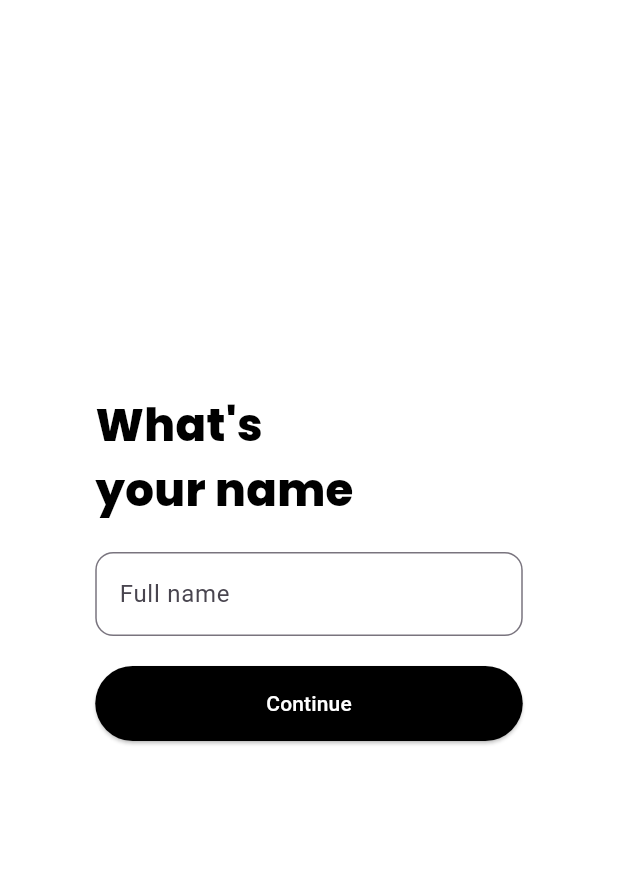
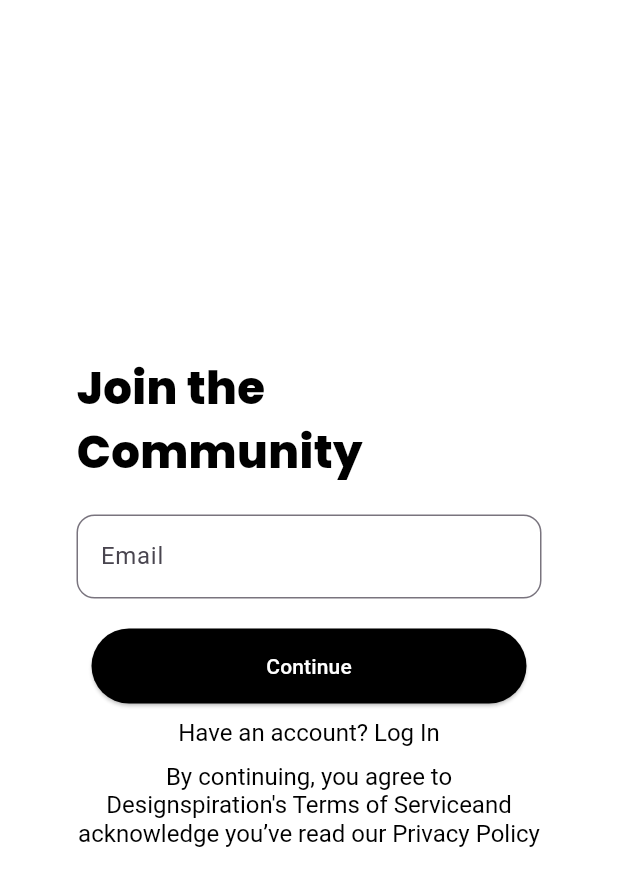
Before and after one commit to TiffanyDella/designspiration, a Flutter app: the screen it shows after launch, after a tap on "Sing Up", on a phone screen of 412 x 824 dp. Shown: the top 886 px of the screen. Run offline on Flutter 3.47's test engine with Material 3 defaults, Android fonts, the phone set to English and light mode, and no system bars.

Commit message:
бибиб2

```diff
--- a/lib/StartScreens/SignUp.dart
+++ b/lib/StartScreens/SignUp.dart
@@ -1,7 +1,91 @@
-import 'package:flutter/cupertino.dart';
+import 'package:designspiration/StartScreens/SignIn.dart';
+import 'package:flutter/gestures.dart';
 import 'package:flutter/material.dart';
-final _formKey = GlobalKey<FormState>();
-final TextEditingController _SignUpController = TextEditingController();
+import 'package:url_launcher/url_launcher.dart';
+
+class Email extends StatelessWidget{
+  const Email({super.key});
+  void _launchURL(String url) async {
+    if (await canLaunch(url)) {
+      await launch(url);
+    } else {
+      throw 'Could not launch $url';
+    }
+  }
+  @override
+  Widget build(BuildContext context) {
+    return Scaffold(
+      backgroundColor: Colors.white,
+      body: Center(
+        child: Container(
+          width: 310,
+          height: 350,
+          child: Align(
+            alignment: Alignment.centerLeft,
+            child: Column(
+              mainAxisSize: MainAxisSize.max,
+              crossAxisAlignment: CrossAxisAlignment.start,
+              children: <Widget>[
+               const Text('Join the', style: TextStyle(color: Colors.black, fontSize: 30, fontFamily: 'PoppinsEB'),),
+                const Text('Community', style: TextStyle(color: Colors.black, fontSize: 30, fontFamily: 'PoppinsEB'),),
+                const Padding(padding: EdgeInsets.only(top: 20.0)),
+                Column(
+                    children: [
+                      TextFormField(
+                        decoration: InputDecoration(
+                          labelText: "Email",
+                          border:  OutlineInputBorder(
+                            borderRadius: BorderRadius.circular(12.0),
+                          ),
+                        ),
+                      ),
+                      const Padding(padding: EdgeInsets.only(top: 20.0)),
+                      ElevatedButton(
+                        onPressed: () {
+
+                            Navigator.push(context, MaterialPageRoute(builder: (context) => SignUp()),);
+
+                        },
+                        style: ElevatedButton.styleFrom(
+                          backgroundColor: Colors.black,
+                          minimumSize: const Size(290, 50),
+
+                        ),
+                        child: const Text('Continue', style: TextStyle(color: Colors.white),),
+                      ),
+                      const Padding(padding: EdgeInsets.only(top: 10.0)),
+                      RichText(textAlign: TextAlign.center,
+                      text: TextSpan(
+                        style: TextStyle(fontSize: 16, color: Colors.black),
+                        children: <TextSpan>[
+                        TextSpan(text: 'Have an account? '),
+                        TextSpan(text: 'Log In', recognizer: TapGestureRecognizer() .. onTap = () {Navigator.push(context, MaterialPageRoute(builder: (context) => SignIn()),);})
+                        ],
+                      ),
+                      ),
+                      Padding(padding: EdgeInsets.only(top: 10.0)),
+                      RichText(textAlign: TextAlign.center,
+                        text: TextSpan(
+                          style: TextStyle(fontSize: 16, color: Colors.black),
+                          children: <TextSpan>[
+                            TextSpan(text: 'By continuing, you agree to Designspiration\'s '),
+                            TextSpan(text: 'Terms of Service', recognizer: TapGestureRecognizer() .. onTap = () => _launchURL('https://www.designspiration.com/about/terms-of-service/')),
+                            TextSpan(text: 'and acknowledge you’ve read our '),
+                            TextSpan(text: 'Privacy Policy', recognizer: TapGestureRecognizer() .. onTap = () => _launchURL('https://www.designspiration.com/about/privacy-policy/')),
+                          ],
+                        ),
+                      ),
+                  ],
+                  ),
+              ],
+            ),
+          ),
+        ),
+      ),
+
+    );
+  }
+}
 
 class SignUp extends StatelessWidget{
   @override
@@ -22,30 +106,23 @@
                 Text('your name', style: TextStyle(color: Colors.black, fontSize: 30, fontFamily: 'PoppinsEB')),
                 Padding(padding: EdgeInsets.only(top: 20.0)),
               Form(
-                key: _formKey,
+
                 child: Column(
                 children: [
                   TextFormField(
-                    controller: _SignUpController,
                     decoration: InputDecoration(
                       labelText: "Full name",
                       border:  OutlineInputBorder(
                         borderRadius: BorderRadius.circular(12.0),
-                      )
+                      ),
                     ),
-                    validator: (value) {
-                      if (value == null || value.isEmpty) {
-                        return 'Please enter your full name';
-                      }
-                      return null;
-                    },
                   ),
                   Padding(padding: EdgeInsets.only(top: 20.0)),
                   ElevatedButton(
                     onPressed: () {
-                      if (_formKey.currentState!.validate()) {
-                      Navigator.push(context, MaterialPageRoute(builder: (context) => Password()),).then((_){_SignUpController;;});
-                      }
+
+                      Navigator.push(context, MaterialPageRoute(builder: (context) => Password()),);
+
                     },
                     style: ElevatedButton.styleFrom(
                       backgroundColor: Colors.black,
@@ -55,22 +132,20 @@
                     child: Text ('Continue', style: TextStyle(color: Colors.white),),
                   )
                 ],
-              )
-              )
+              ),
+              ),
               ],
-
-            ),
-
-
-
-          ),
-        ),
+            )
+          )
+        )
       ),
     );
   }
 }
 
 class Password extends StatelessWidget{
+  const Password({super.key});
+
   @override
   Widget build(BuildContext context) {
     return Scaffold(
@@ -89,7 +164,7 @@
                   Text('Password', style: TextStyle(color: Colors.black, fontSize: 30, fontFamily: 'PoppinsEB')),
                   Padding(padding: EdgeInsets.only(top: 20.0)),
                   Form(
-                    key: _formKey,
+
                     child: Column(
                       children: [
                         TextFormField(
@@ -112,10 +187,7 @@
                         Padding(padding: EdgeInsets.only(top: 20.0)),
                         ElevatedButton(
                           onPressed: () {
-                            if (_formKey.currentState!.validate()) {
-                              Navigator.push(context,
-                                  MaterialPageRoute(builder: (context) => Code()));
-                            }
+                              Navigator.push(context, MaterialPageRoute(builder: (context) => Code()));
                           },
                           style: ElevatedButton.styleFrom(
                             backgroundColor: Colors.black,
@@ -140,6 +212,8 @@
 }
 
 class Code extends StatelessWidget {
+  const Code({super.key});
+
   @override
   Widget build(BuildContext context) {
     return Scaffold(backgroundColor: Colors.white,
--- a/lib/main.dart
+++ b/lib/main.dart
@@ -63,7 +63,7 @@
 
                       ElevatedButton(
                         onPressed: () {
-                          Navigator.push(context, MaterialPageRoute(builder: (context) => SignUp()));
+                          Navigator.push(context, MaterialPageRoute(builder: (context) => Email()));
                         },
                         style: ElevatedButton.styleFrom(
                           backgroundColor: Colors.black,
@@ -74,7 +74,7 @@
                       Spacer(),
                       ElevatedButton(
                         onPressed: () {
-                          Navigator.push(context, MaterialPageRoute(builder: (context) => SignIn()));
+                          Navigator.push(context, MaterialPageRoute(builder: (context) => Email()));
                         },
                         style: ElevatedButton.styleFrom(
                           backgroundColor: Colors.white54,
@@ -85,11 +85,8 @@
                     ],
                   ),
                 ],
-
-
             ),
           ),
-
         ),
       ),
     );
--- a/pubspec.yaml
+++ b/pubspec.yaml
@@ -13,7 +13,7 @@
 dependencies:
   flutter:
     sdk: flutter
-
+  url_launcher: ^6.0.0
 
 
   cupertino_icons: ^1.0.6
```
Also changed, not shown: pubspec.lock, 5 other files.
